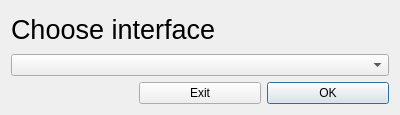
Before: the Qt Designer form chooseinterface.ui in MilkyCookie1to2/TransferByEthernet, drawn with Qt 5.
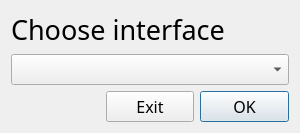
After: the same form once the commit is applied.

The edit to the form file:
```diff
--- a/chooseinterface.ui
+++ b/chooseinterface.ui
@@ -6,10 +6,16 @@
    <rect>
     <x>0</x>
     <y>0</y>
-    <width>400</width>
+    <width>300</width>
     <height>115</height>
    </rect>
   </property>
+  <property name="font">
+   <font>
+    <family>Product Sans</family>
+    <pointsize>12</pointsize>
+   </font>
+  </property>
   <property name="windowTitle">
    <string>Dialog</string>
   </property>
@@ -25,6 +31,7 @@
     <widget class="QLabel" name="chs_intrf_message">
      <property name="font">
       <font>
+       <family>Product Sans</family>
        <pointsize>20</pointsize>
       </font>
      </property>
```
